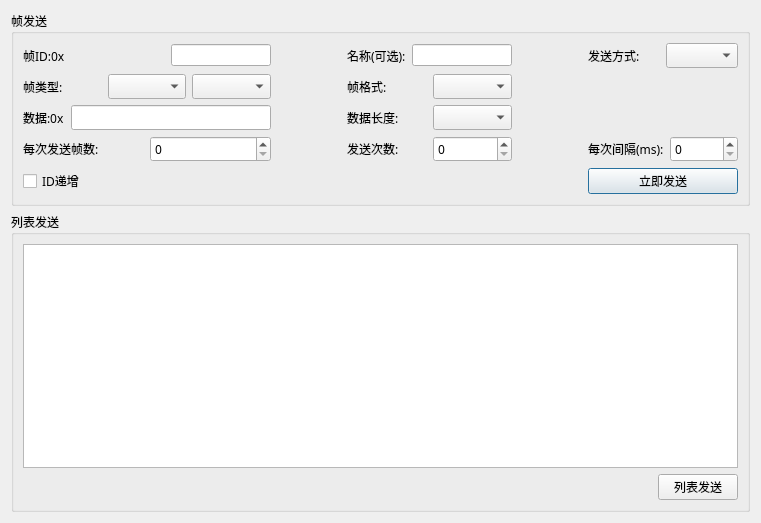
Old version of the form ZCAN_MINI/UI/senddata_dialog.ui in the repository icanerandy/ZCAN_MINI.
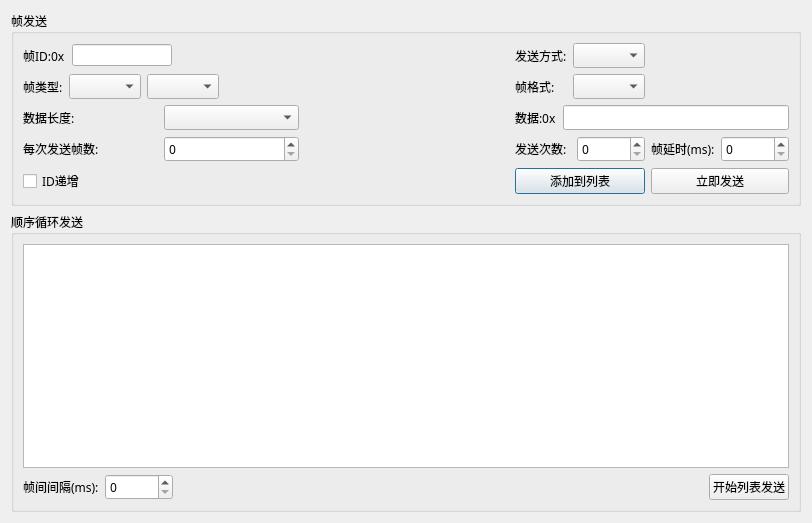
New version of the form. Custom widgets are drawn as their Qt base class.

Commit message: add sequencial send

The edit to the form file:
```diff
--- a/ZCAN_MINI/UI/senddata_dialog.ui
+++ b/ZCAN_MINI/UI/senddata_dialog.ui
@@ -6,7 +6,7 @@
    <rect>
     <x>0</x>
     <y>0</y>
-    <width>761</width>
+    <width>812</width>
     <height>523</height>
    </rect>
   </property>
@@ -26,6 +26,46 @@
       <string>帧发送</string>
      </property>
      <layout class="QGridLayout" name="gridLayout">
+      <item row="1" column="2">
+       <layout class="QHBoxLayout" name="horizontalLayout_11">
+        <item>
+         <widget class="QLabel" name="label_2">
+          <property name="font">
+           <font>
+            <family>黑体</family>
+            <pointsize>9</pointsize>
+           </font>
+          </property>
+          <property name="text">
+           <string>帧格式:</string>
+          </property>
+         </widget>
+        </item>
+        <item>
+         <widget class="QComboBox" name="comboFormat">
+          <property name="font">
+           <font>
+            <family>黑体</family>
+            <pointsize>9</pointsize>
+           </font>
+          </property>
+         </widget>
+        </item>
+       </layout>
+      </item>
+      <item row="4" column="1">
+       <spacer name="horizontalSpacer_10">
+        <property name="orientation">
+         <enum>Qt::Horizontal</enum>
+        </property>
+        <property name="sizeHint" stdset="0">
+         <size>
+          <width>40</width>
+          <height>20</height>
+         </size>
+        </property>
+       </spacer>
+      </item>
       <item row="0" column="0">
        <layout class="QHBoxLayout" name="horizontalLayout_15">
         <item>
@@ -63,25 +103,25 @@
           </property>
          </widget>
         </item>
+        <item>
+         <spacer name="horizontalSpacer">
+          <property name="orientation">
+           <enum>Qt::Horizontal</enum>
+          </property>
+          <property name="sizeHint" stdset="0">
+           <size>
+            <width>40</width>
+            <height>20</height>
+           </size>
+          </property>
+         </spacer>
+        </item>
        </layout>
       </item>
-      <item row="1" column="1">
-       <spacer name="horizontalSpacer">
-        <property name="orientation">
-         <enum>Qt::Horizontal</enum>
-        </property>
-        <property name="sizeHint" stdset="0">
-         <size>
-          <width>40</width>
-          <height>20</height>
-         </size>
-        </property>
-       </spacer>
-      </item>
-      <item row="6" column="2">
-       <layout class="QHBoxLayout" name="horizontalLayout_9">
+      <item row="2" column="2" colspan="2">
+       <layout class="QHBoxLayout" name="horizontalLayout_2">
         <item>
-         <widget class="QLabel" name="label_8">
+         <widget class="QLabel" name="label_6">
           <property name="font">
            <font>
             <family>黑体</family>
@@ -89,26 +129,32 @@
            </font>
           </property>
           <property name="text">
-           <string>发送次数:</string>
+           <string>数据:0x</string>
           </property>
          </widget>
         </item>
         <item>
-         <widget class="QSpinBox" name="spinSendCount">
+         <widget class="QtMaterialTextField" name="editData">
+          <property name="minimumSize">
+           <size>
+            <width>200</width>
+            <height>0</height>
+           </size>
+          </property>
           <property name="font">
            <font>
             <family>黑体</family>
             <pointsize>9</pointsize>
            </font>
           </property>
-          <property name="maximum">
-           <number>100000</number>
+          <property name="text">
+           <string/>
           </property>
          </widget>
         </item>
        </layout>
       </item>
-      <item row="7" column="0">
+      <item row="4" column="0">
        <widget class="QtMaterialCheckBox" name="chkInc">
         <property name="font">
          <font>
@@ -121,60 +167,6 @@
         </property>
        </widget>
       </item>
-      <item row="1" column="2">
-       <layout class="QHBoxLayout" name="horizontalLayout_11">
-        <item>
-         <widget class="QLabel" name="label_2">
-          <property name="font">
-           <font>
-            <family>黑体</family>
-            <pointsize>9</pointsize>
-           </font>
-          </property>
-          <property name="text">
-           <string>帧格式:</string>
-          </property>
-         </widget>
-        </item>
-        <item>
-         <widget class="QComboBox" name="comboFormat">
-          <property name="font">
-           <font>
-            <family>黑体</family>
-            <pointsize>9</pointsize>
-           </font>
-          </property>
-         </widget>
-        </item>
-       </layout>
-      </item>
-      <item row="4" column="2">
-       <layout class="QHBoxLayout" name="horizontalLayout_12">
-        <item>
-         <widget class="QLabel" name="label_4">
-          <property name="font">
-           <font>
-            <family>黑体</family>
-            <pointsize>9</pointsize>
-           </font>
-          </property>
-          <property name="text">
-           <string>数据长度:</string>
-          </property>
-         </widget>
-        </item>
-        <item>
-         <widget class="QComboBox" name="comboLength">
-          <property name="font">
-           <font>
-            <family>黑体</family>
-            <pointsize>9</pointsize>
-           </font>
-          </property>
-         </widget>
-        </item>
-       </layout>
-      </item>
       <item row="1" column="0">
        <layout class="QHBoxLayout" name="horizontalLayout">
         <item>
@@ -210,12 +202,38 @@
           </property>
          </widget>
         </item>
+        <item>
+         <spacer name="horizontalSpacer_11">
+          <property name="orientation">
+           <enum>Qt::Horizontal</enum>
+          </property>
+          <property name="sizeHint" stdset="0">
+           <size>
+            <width>40</width>
+            <height>20</height>
+           </size>
+          </property>
+         </spacer>
+        </item>
+        <item>
+         <spacer name="horizontalSpacer_2">
+          <property name="orientation">
+           <enum>Qt::Horizontal</enum>
+          </property>
+          <property name="sizeHint" stdset="0">
+           <size>
+            <width>40</width>
+            <height>20</height>
+           </size>
+          </property>
+         </spacer>
+        </item>
        </layout>
       </item>
-      <item row="0" column="2">
-       <layout class="QHBoxLayout" name="horizontalLayout_3">
+      <item row="2" column="0">
+       <layout class="QHBoxLayout" name="horizontalLayout_12">
         <item>
-         <widget class="QLabel" name="label_10">
+         <widget class="QLabel" name="label_4">
           <property name="font">
            <font>
             <family>黑体</family>
@@ -223,24 +241,12 @@
            </font>
           </property>
           <property name="text">
-           <string>名称(可选):</string>
+           <string>数据长度:</string>
           </property>
          </widget>
         </item>
         <item>
-         <widget class="QtMaterialTextField" name="editName">
-          <property name="minimumSize">
-           <size>
-            <width>100</width>
-            <height>0</height>
-           </size>
-          </property>
-          <property name="maximumSize">
-           <size>
-            <width>100</width>
-            <height>22</height>
-           </size>
-          </property>
+         <widget class="QComboBox" name="comboLength">
           <property name="font">
            <font>
             <family>黑体</family>
@@ -251,20 +257,7 @@
         </item>
        </layout>
       </item>
-      <item row="7" column="4">
-       <widget class="QtMaterialRaisedButton" name="btnSend">
-        <property name="font">
-         <font>
-          <family>黑体</family>
-          <pointsize>9</pointsize>
-         </font>
-        </property>
-        <property name="text">
-         <string>立即发送</string>
-        </property>
-       </widget>
-      </item>
-      <item row="6" column="0">
+      <item row="3" column="0">
        <layout class="QHBoxLayout" name="horizontalLayout_4">
         <item>
          <widget class="QLabel" name="label_7">
@@ -294,43 +287,20 @@
         </item>
        </layout>
       </item>
-      <item row="4" column="0">
-       <layout class="QHBoxLayout" name="horizontalLayout_2">
-        <item>
-         <widget class="QLabel" name="label_6">
-          <property name="font">
-           <font>
-            <family>黑体</family>
-            <pointsize>9</pointsize>
-           </font>
-          </property>
-          <property name="text">
-           <string>数据:0x</string>
-          </property>
-         </widget>
-        </item>
-        <item>
-         <widget class="QtMaterialTextField" name="editData">
-          <property name="minimumSize">
-           <size>
-            <width>200</width>
-            <height>0</height>
-           </size>
-          </property>
-          <property name="font">
-           <font>
-            <family>黑体</family>
-            <pointsize>9</pointsize>
-           </font>
-          </property>
-          <property name="text">
-           <string/>
-          </property>
-         </widget>
-        </item>
-       </layout>
+      <item row="4" column="2">
+       <widget class="QtMaterialRaisedButton" name="btnAddToList">
+        <property name="font">
+         <font>
+          <family>黑体</family>
+          <pointsize>9</pointsize>
+         </font>
+        </property>
+        <property name="text">
+         <string>添加到列表</string>
+        </property>
+       </widget>
       </item>
-      <item row="6" column="4">
+      <item row="3" column="3">
        <layout class="QHBoxLayout" name="horizontalLayout_10">
         <item>
          <widget class="QLabel" name="label_9">
@@ -341,7 +311,7 @@
            </font>
           </property>
           <property name="text">
-           <string>每次间隔(ms):</string>
+           <string>帧延时(ms):</string>
           </property>
          </widget>
         </item>
@@ -360,7 +330,50 @@
         </item>
        </layout>
       </item>
-      <item row="0" column="4">
+      <item row="3" column="2">
+       <layout class="QHBoxLayout" name="horizontalLayout_9">
+        <item>
+         <widget class="QLabel" name="label_8">
+          <property name="font">
+           <font>
+            <family>黑体</family>
+            <pointsize>9</pointsize>
+           </font>
+          </property>
+          <property name="text">
+           <string>发送次数:</string>
+          </property>
+         </widget>
+        </item>
+        <item>
+         <widget class="QSpinBox" name="spinSendCount">
+          <property name="font">
+           <font>
+            <family>黑体</family>
+            <pointsize>9</pointsize>
+           </font>
+          </property>
+          <property name="maximum">
+           <number>100000</number>
+          </property>
+         </widget>
+        </item>
+       </layout>
+      </item>
+      <item row="4" column="3">
+       <widget class="QtMaterialRaisedButton" name="btnSend">
+        <property name="font">
+         <font>
+          <family>黑体</family>
+          <pointsize>9</pointsize>
+         </font>
+        </property>
+        <property name="text">
+         <string>立即发送</string>
+        </property>
+       </widget>
+      </item>
+      <item row="0" column="2">
        <layout class="QHBoxLayout" name="horizontalLayout_13">
         <item>
          <widget class="QLabel" name="label_3">
@@ -387,19 +400,6 @@
         </item>
        </layout>
       </item>
-      <item row="1" column="3">
-       <spacer name="horizontalSpacer_2">
-        <property name="orientation">
-         <enum>Qt::Horizontal</enum>
-        </property>
-        <property name="sizeHint" stdset="0">
-         <size>
-          <width>40</width>
-          <height>20</height>
-         </size>
-        </property>
-       </spacer>
-      </item>
      </layout>
     </widget>
    </item>
@@ -412,49 +412,68 @@
       </font>
      </property>
      <property name="title">
-      <string>列表发送</string>
+      <string>顺序循环发送</string>
      </property>
      <layout class="QGridLayout" name="gridLayout_2">
-      <item row="0" column="0">
-       <widget class="QTableView" name="tableView">
+      <item row="0" column="0" colspan="3">
+       <widget class="QTableWidget" name="tableWidget"/>
+      </item>
+      <item row="1" column="0">
+       <layout class="QHBoxLayout" name="horizontalLayout_23">
+        <item>
+         <widget class="QLabel" name="label_19">
+          <property name="font">
+           <font>
+            <family>黑体</family>
+            <pointsize>9</pointsize>
+           </font>
+          </property>
+          <property name="text">
+           <string>帧间间隔(ms):</string>
+          </property>
+         </widget>
+        </item>
+        <item>
+         <widget class="QSpinBox" name="spinFrmInterval">
+          <property name="font">
+           <font>
+            <family>黑体</family>
+            <pointsize>9</pointsize>
+           </font>
+          </property>
+          <property name="maximum">
+           <number>100000</number>
+          </property>
+         </widget>
+        </item>
+       </layout>
+      </item>
+      <item row="1" column="1">
+       <spacer name="horizontalSpacer_3">
+        <property name="orientation">
+         <enum>Qt::Horizontal</enum>
+        </property>
+        <property name="sizeHint" stdset="0">
+         <size>
+          <width>389</width>
+          <height>20</height>
+         </size>
+        </property>
+       </spacer>
+      </item>
+      <item row="1" column="2">
+       <widget class="QtMaterialRaisedButton" name="btnSendSeq">
         <property name="font">
          <font>
           <family>黑体</family>
           <pointsize>9</pointsize>
          </font>
         </property>
+        <property name="text">
+         <string>开始列表发送</string>
+        </property>
        </widget>
       </item>
-      <item row="1" column="0">
-       <layout class="QHBoxLayout" name="horizontalLayout_5">
-        <item>
-         <spacer name="horizontalSpacer_3">
-          <property name="orientation">
-           <enum>Qt::Horizontal</enum>
-          </property>
-          <property name="sizeHint" stdset="0">
-           <size>
-            <width>40</width>
-            <height>20</height>
-           </size>
-          </property>
-         </spacer>
-        </item>
-        <item>
-         <widget class="QtMaterialRaisedButton" name="btnSendList">
-          <property name="font">
-           <font>
-            <family>黑体</family>
-            <pointsize>9</pointsize>
-           </font>
-          </property>
-          <property name="text">
-           <string>列表发送</string>
-          </property>
-         </widget>
-        </item>
-       </layout>
-      </item>
      </layout>
     </widget>
    </item>
```
The commit also changes 13 other files.
